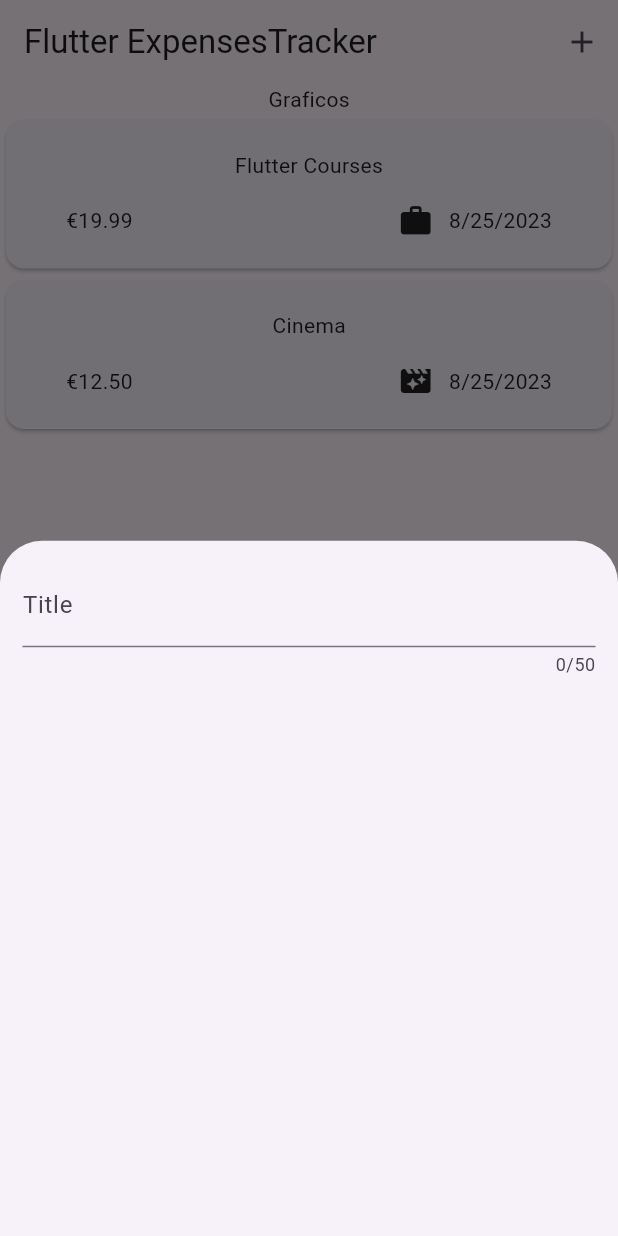
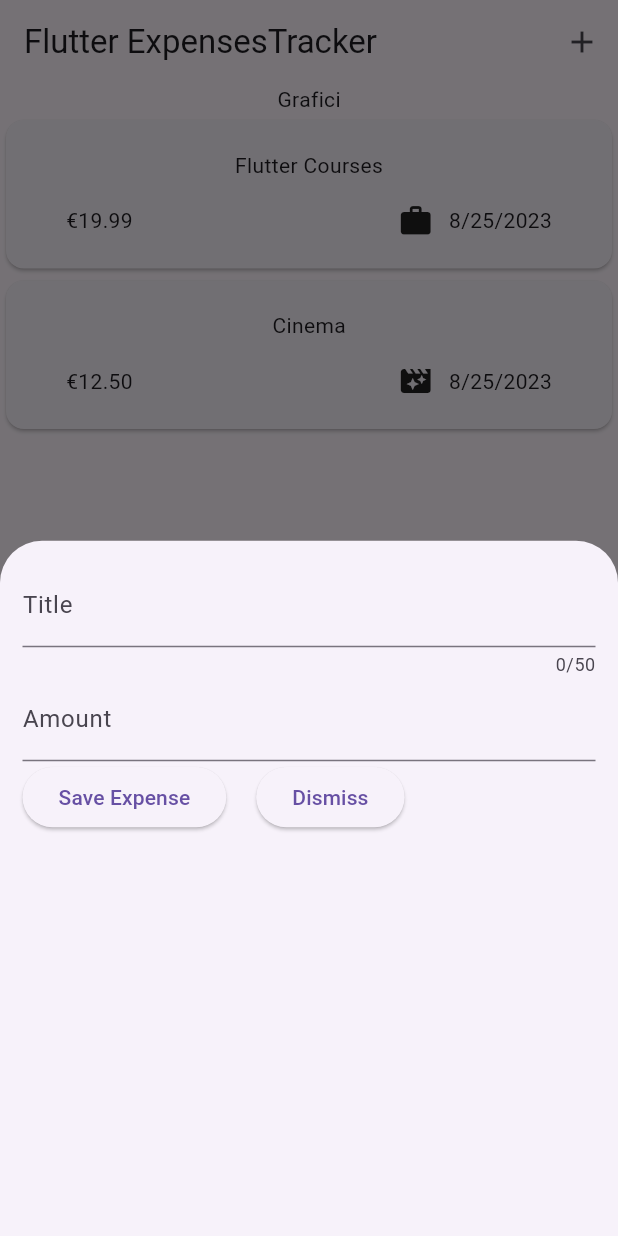
Before and after one commit to MicheleAbategiovanni/expense_tacker-flutter, a Flutter app: the screen it shows after launch, after a tap on the "add" icon, on a phone screen of 412 x 824 dp. Run offline on Flutter 3.47's test engine with Material 2 defaults, Android fonts, the phone set to English and light mode, and no system bars.

Commit message:
add closed modal button

```diff
--- a/lib/widgets/expenses.dart
+++ b/lib/widgets/expenses.dart
@@ -47,7 +47,7 @@
       ),
       body: Column(
         children: [
-          const Text('Graficos'),
+          const Text('Grafici'),
           Expanded(
             child: ExpensesList(expenses: _registeredExpenses),
           ),
--- a/lib/widgets/new_expense.dart
+++ b/lib/widgets/new_expense.dart
@@ -10,16 +10,67 @@
 }
 
 class _NewExpenseState extends State<NewExpense> {
+  // Questo è un approccio manuale su tutti gli input che avremmo a disposizione
+  // var _newExpenseTitle = '';
+  // void newExpense(String inputValue) {
+  //   _newExpenseTitle = inputValue;
+  // }
+
+  final _titleController = TextEditingController();
+  final _amountController = TextEditingController();
+
+  @override
+  void dispose() {
+    // Questo metodo viene chiamato quando il widget viene distrutto.
+    // È il posto giusto per rilasciare risorse, chiudere stream, controller, ecc.
+
+    _titleController
+        .dispose(); // Qui stai chiudendo il controller _titleController.
+
+    _amountController.dispose();
+
+    super
+        .dispose(); // Chiama il metodo dispose della superclasse per effettuare ulteriori pulizie.
+  }
+
+// Bisogna aggiungere un nuovo campo di input numerico in un nuova col separata
+// Aggiungere un nuovo Button x annullare le modifichye e chiudere la modale
+
   @override
   Widget build(BuildContext context) {
-    return const Padding(
-      padding: EdgeInsets.all(15),
+    return Padding(
+      padding: const EdgeInsets.all(15),
       child: Column(
         children: [
           TextField(
+            controller: _titleController,
             maxLength: 50,
-            decoration: InputDecoration(label: Text('Title')),
+            decoration: const InputDecoration(label: Text('Title')),
           ),
+          TextField(
+            controller: _amountController,
+            keyboardType: TextInputType.number,
+            decoration:
+                const InputDecoration(prefixText: '€', label: Text('Amount')),
+          ),
+          Row(
+            children: [
+              ElevatedButton(
+                  onPressed: () {
+                    print(_titleController.text);
+                    print(_amountController.value);
+                  },
+                  child: const Text('Save Expense')),
+              const Padding(
+                padding: EdgeInsets.only(right: 20),
+              ),
+              ElevatedButton(
+                  onPressed: () {
+                    Navigator.pop(context);
+                  },
+                  child: const Text('Dismiss')),
+            ],
+          )
         ],
       ),
     );
```
